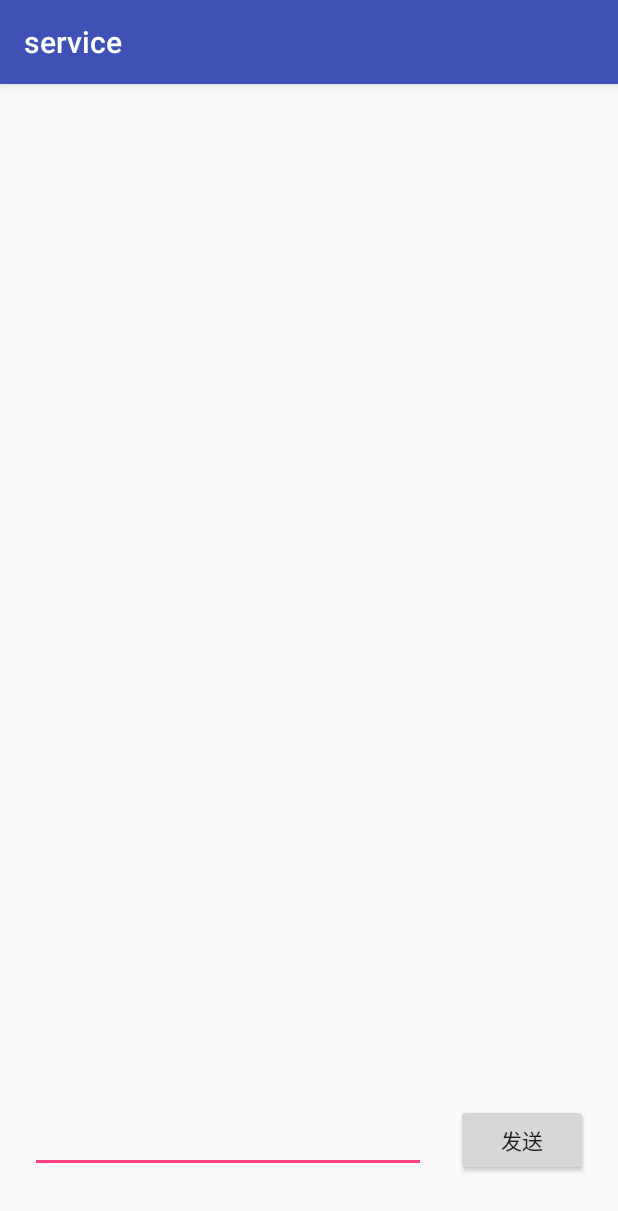
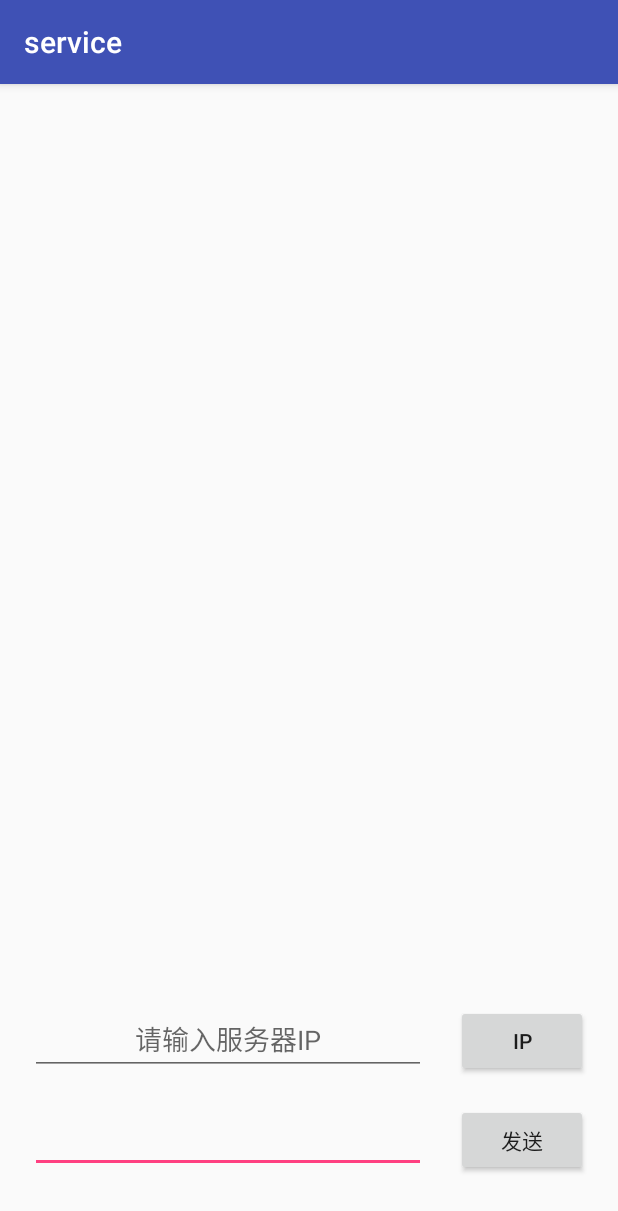
Before and after one commit to THUMarkLau/BluetoothBySoundWave, an Android app: the screen it shows after launch (MainActivity), on a phone screen of 412 x 824 dp. Shown: the top 1211 px of the screen. Run offline under Robolectric (Android 15) with nearby library versions, the phone set to English and light mode, and no system bars; 1 statement that could not run was skipped.

Commit message:
merge: 发送端部分完成，尚未调试

```diff
--- a/sender/app/src/main/AndroidManifest.xml
+++ b/sender/app/src/main/AndroidManifest.xml
@@ -5,6 +5,7 @@
     <uses-permission android:name="android.permission.RECORD_AUDIO" />
     <uses-permission android:name="android.permission.WRITE_EXTERNAL_STORAGE" />
     <uses-permission android:name="android.permission.READ_EXTERNAL_STORAGE" />
+    <uses-permission android:name="android.permission.INTERNET" />
 
     <application
         android:allowBackup="true"
--- a/sender/app/src/main/java/com/wisys/service/MainActivity.java
+++ b/sender/app/src/main/java/com/wisys/service/MainActivity.java
@@ -46,69 +46,7 @@ public class MainActivity extends AppCompatActivity {
 
     boolean listenerStart = false;
     private WaveService waveService;
-    InternetUtils internetUtils;
-
-    private final DataHandler dataHandler = new DataHandler(this);;
-    private final ControlHandler controlHandler = new ControlHandler(this);
-
-    static class DataHandler extends Handler {
-        WeakReference<MainActivity> weakReference;
-
-        public DataHandler(MainActivity activity) {
-            weakReference = new WeakReference<>(activity);
-        }
-
-        @Override
-        public void handleMessage(Message msg) {
-            super.handleMessage(msg);
-            switch (msg.what) {
-                case InternetUtils.STRING_TO_BIN_RESULT: {
-                    byte[] bytes = (byte[]) msg.obj;
-                    System.out.println("The binary of \"Test\" is:");
-                    for (byte aByte : bytes) System.out.print(aByte + " ");
-                    System.out.println();
-                    break;
-                }
-                case InternetUtils.BIN_TO_STRING_RESULT: {
-                    break;
-                }
-                case InternetUtils.FSK_MOD_RESULT: {
-                    break;
-                }
-                case InternetUtils.FSK_DEMOD_RESULT: {
-                    break;
-                }
-            }
-        }
-    }
-
-    static class ControlHandler extends Handler {
-        WeakReference<MainActivity> weakReference;
-
-        public ControlHandler(MainActivity activity) {
-            weakReference = new WeakReference<>(activity);
-        }
-
-        @Override
-        public void handleMessage(Message msg) {
-            super.handleMessage(msg);
-            switch (msg.what) {
-                case InternetUtils.STRING_TO_BIN_RESULT: {
-                    System.out.println("Recieve cmd:" + (String) msg.obj);
-                    break;
-                }
-                case InternetUtils.BIN_TO_STRING_RESULT: {
-                    break;
-                }
-                case InternetUtils.FSK_MOD_RESULT: {
-                    break;
-                }
-                case InternetUtils.FSK_DEMOD_RESULT: {
-                    break;
-                }
-            }
-        }
-    }
+    String serverAddr;
 
     ServiceConnection waveconn = new ServiceConnection() {
         @Override
@@ -129,9 +67,10 @@ public class MainActivity extends AppCompatActivity {
 //        GetPermission();
         Intent waveintent = new Intent(this, WaveService.class);
         bindService(waveintent, waveconn, Service.BIND_AUTO_CREATE);
+    }
 
-        internetUtils.dataHandler = dataHandler;
-        internetUtils.controlHandler = controlHandler;
+    public void setServerAddr(View view) {
+        this.serverAddr = ((EditText) findViewById(R.id.addr)).getText().toString();
     }
 
     public void startListener(View view) {
@@ -140,6 +79,6 @@ public class MainActivity extends AppCompatActivity {
         String text = freq.getText().toString();
         TextView tv = findViewById(R.id.textview);
         tv.setText(text);
-        waveService.start(text, internetUtils);
+        waveService.start(text, serverAddr);
     }
 }
--- a/sender/app/src/main/res/layout/activity_main.xml
+++ b/sender/app/src/main/res/layout/activity_main.xml
@@ -42,6 +42,33 @@
         android:layout_marginEnd="20dp"
         app:layout_constraintBottom_toBottomOf="parent"
         app:layout_constraintEnd_toEndOf="parent"/>
+
+    <EditText
+        android:hint="请输入服务器IP"
+        android:id="@+id/addr"
+        android:layout_height="wrap_content"
+        android:layout_width="0dp"
+        android:textSize="8pt"
+        android:textAlignment="center"
+        android:layout_marginStart="0dp"
+        android:layout_marginEnd="20dp"
+        app:layout_constraintBottom_toTopOf="@id/freq"
+        app:layout_constraintStart_toStartOf="@id/freq"
+        app:layout_constraintEnd_toStartOf="@id/wave"
+        android:layout_marginBottom="20dp"
+        android:autofillHints=""
+        android:inputType="textMultiLine" />
+
+    <Button
+        android:id="@+id/setaddr"
+        android:layout_width="wrap_content"
+        android:layout_height="wrap_content"
+        android:layout_marginBottom="40dp"
+        android:onClick="setServerAddr"
+        android:text="IP"
+        app:layout_constraintBaseline_toBaselineOf="@id/addr"
+        app:layout_constraintBottom_toTopOf="@id/wave"
+        app:layout_constraintEnd_toEndOf="@id/wave"/>
 
 </androidx.constraintlayout.widget.ConstraintLayout>
 
```
Also changed, not shown: sender/app/src/main/java/com/wisys/service/WaveService.java (+121 -20 lines).
